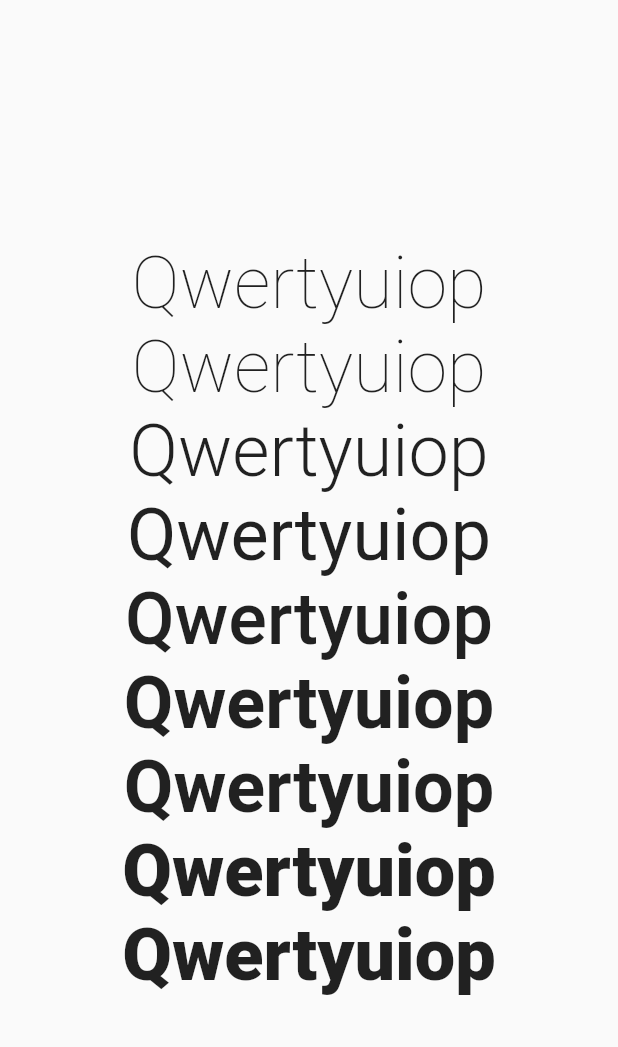
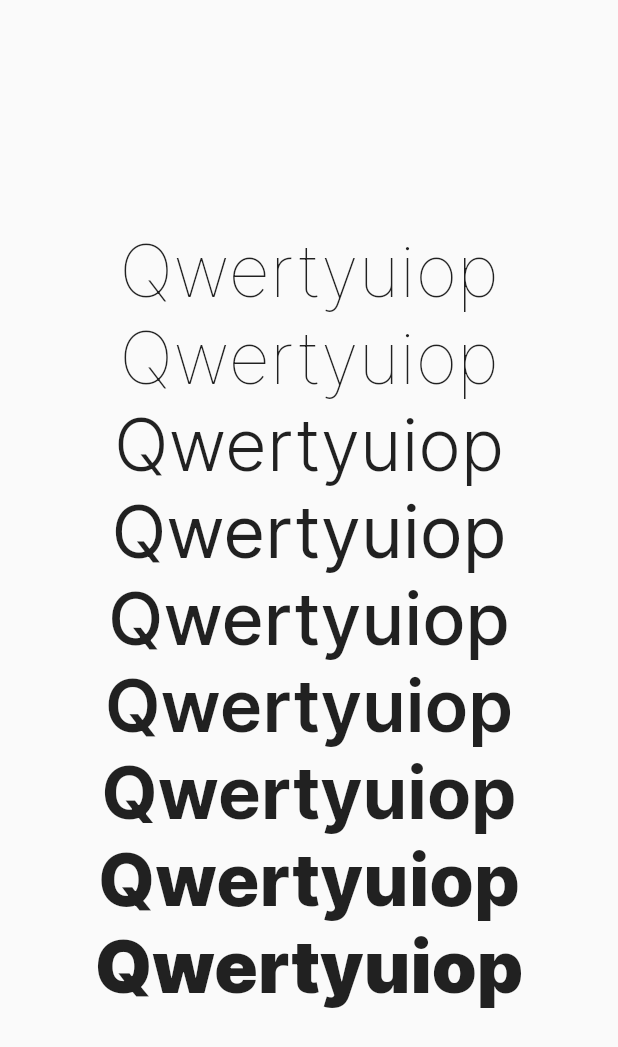
Before and after one commit to PiN73/test_font_weight, a Flutter app: the screen it shows after launch, on a phone screen of 412 x 824 dp. Shown: the top 1047 px of the screen. Run offline on Flutter 3.47's test engine with Material 2 defaults, Android fonts, the phone set to English and light mode, and no system bars.

Commit message:
use custom font

```diff
--- a/lib/main.dart
+++ b/lib/main.dart
@@ -31,6 +31,7 @@ class MyHomePage extends StatelessWidget {
                 style: TextStyle(
                   fontSize: 48,
                   fontWeight: weight,
+                  fontFamily: 'Inter',
                 ),
               ),
           ],
```
Also changed, not shown: pubspec.yaml (+21 -0 lines), fonts/Inter-Black.ttf (added), fonts/Inter-Bold.ttf (added), fonts/Inter-ExtraBold.ttf (added), fonts/Inter-ExtraLight.ttf (added), fonts/Inter-Light.ttf (added), fonts/Inter-Medium.ttf (added), fonts/Inter-Regular.ttf (added), fonts/Inter-SemiBold.ttf (added), fonts/Inter-Thin.ttf (added).
